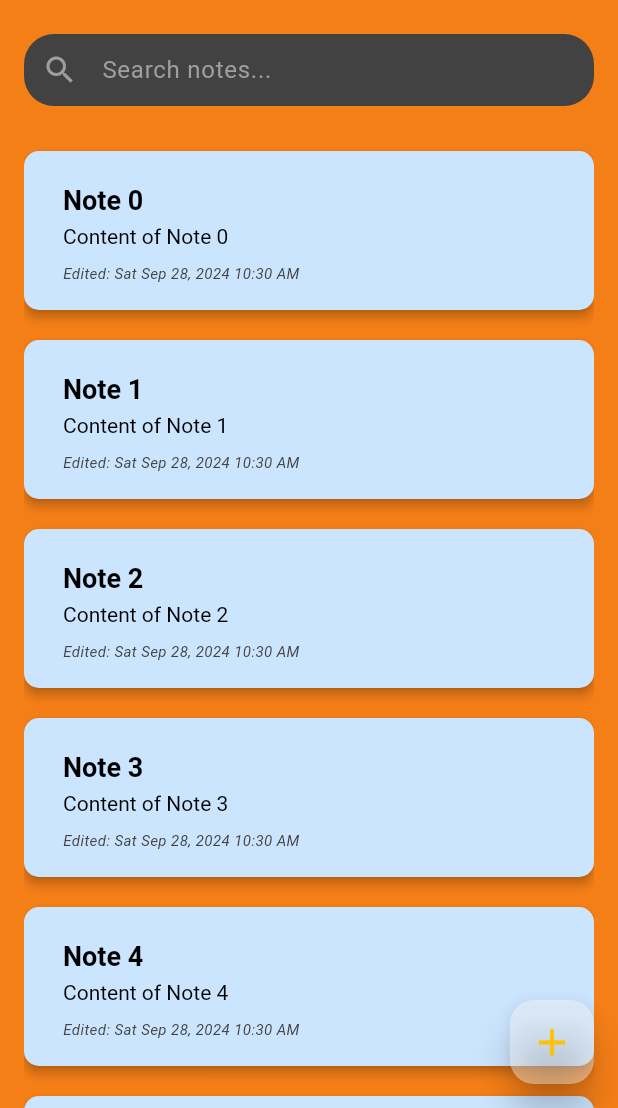
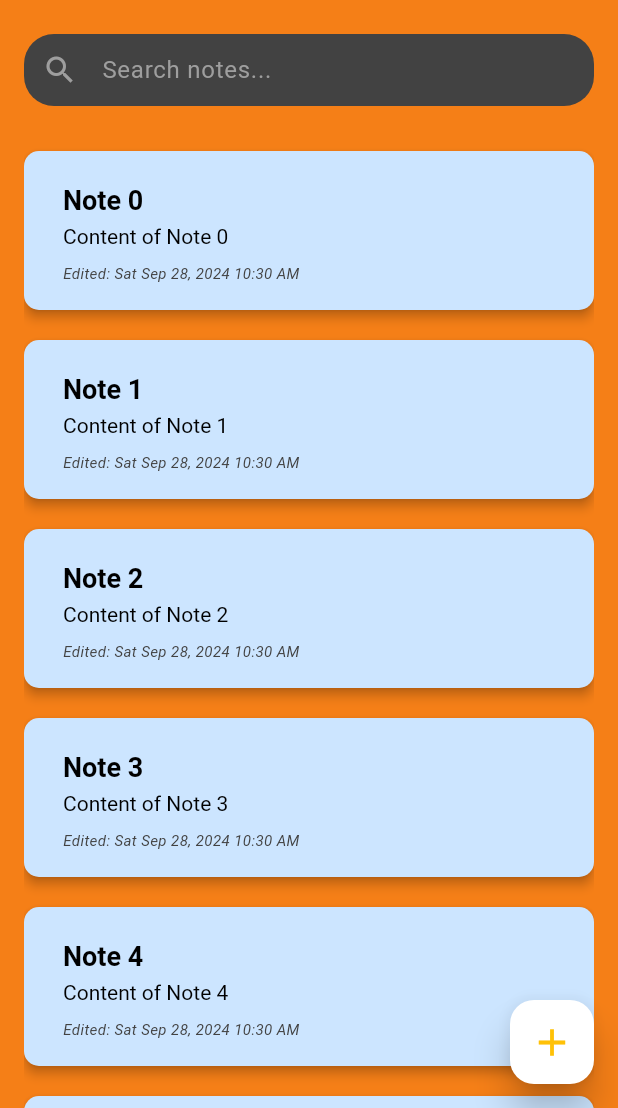
Before and after one commit to Waavern/Jnotes, a Flutter app: the screen it shows after launch, on a phone screen of 412 x 824 dp, the part 128-1236 px from its top. Run offline on Flutter 3.47's test engine with Material 3 defaults, Android fonts, the phone set to English and light mode, and no system bars.

Commit message:
next change

```diff
--- a/lib/screens/home.dart
+++ b/lib/screens/home.dart
@@ -252,7 +252,7 @@ class _HomeScreenState extends State<HomeScreen> {
           }
         },
         elevation: 10,
-        backgroundColor: Colors.white38,
+        backgroundColor: Colors.white,
         child: const Icon(
           Icons.add,
           size: 30.0,
```
